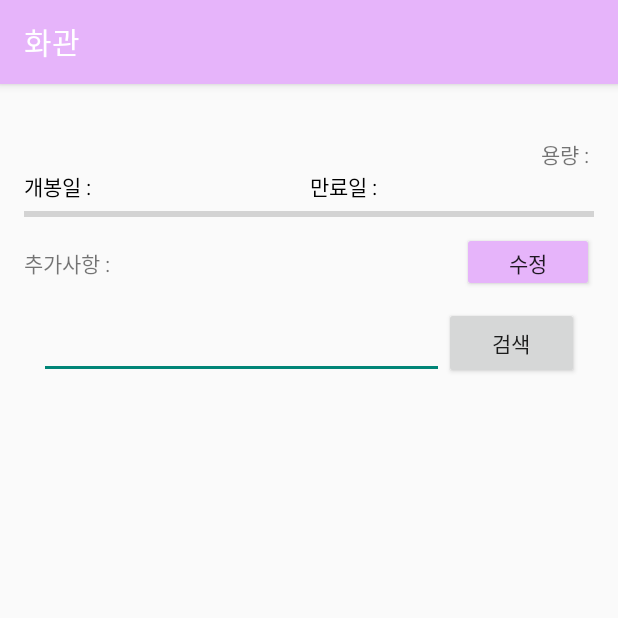
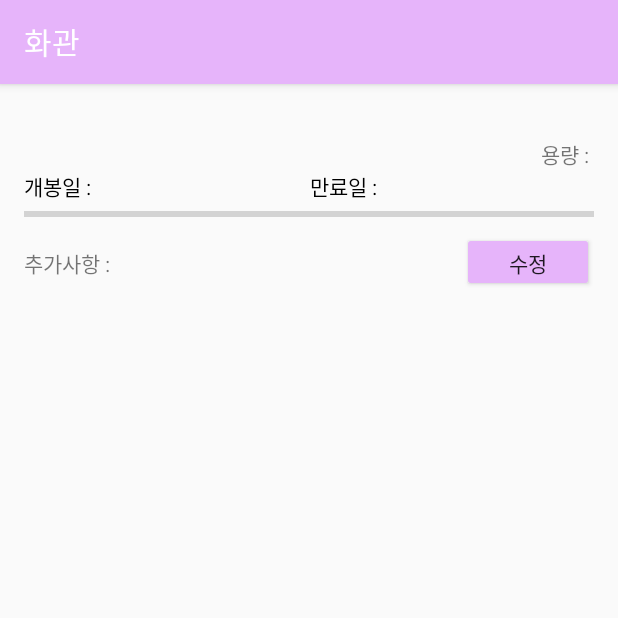
Before and after one commit to wldmsjieun/HwaGwan, an Android app: the SearchFragment screen opened directly, with no data from a screen before it, on a phone screen of 412 x 824 dp, the top half of it. Run offline under Robolectric (Android 15) with nearby library versions, the phone set to English and light mode, and no system bars; pictures from the network do not load; 3 statements that could not run were skipped.

Commit message:
추가 정보 페이지 검색어 입력폼 삭제

```diff
--- a/app/src/main/res/layout/lowest_list.xml
+++ b/app/src/main/res/layout/lowest_list.xml
@@ -8,22 +8,7 @@
         android:layout_width="match_parent"
         android:layout_height="wrap_content"
         android:padding="10dp"
-        android:orientation="horizontal">
-
-        <EditText
-            android:id="@+id/et_keyword"
-            android:layout_width="match_parent"
-            android:layout_height="match_parent"
-            android:layout_weight="1" />
-
-        <Button
-            android:id="@+id/btn_search"
-            android:text="@string/search"
-            android:layout_width="match_parent"
-            android:layout_height="match_parent"
-            android:layout_weight="3" />
-
-    </LinearLayout>
+        android:orientation="horizontal"/>
 
     <androidx.recyclerview.widget.RecyclerView
         android:id="@+id/rvLowest"
```
